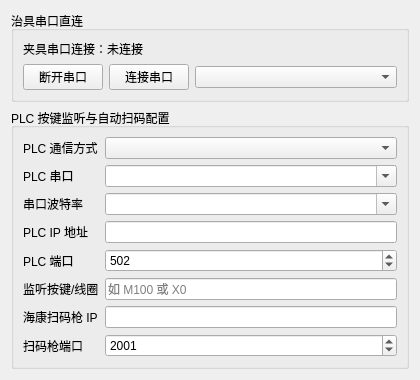
Old version of the form platform/settings/widgets/fixture_uart.ui in the repository yuhuang163/test.
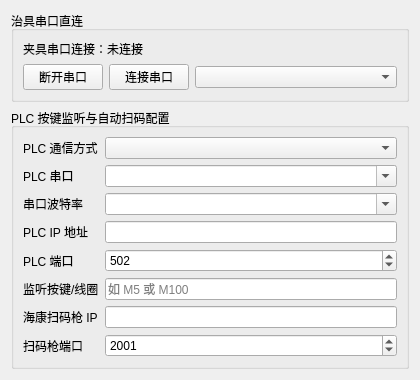
New version of the form.

```diff
--- a/platform/settings/widgets/fixture_uart.ui
+++ b/platform/settings/widgets/fixture_uart.ui
@@ -141,7 +141,7 @@
         <item row="5" column="1">
          <widget class="QLineEdit" name="plcWaitAddressLineEdit">
           <property name="placeholderText">
-           <string>如 M100 或 X0</string>
+           <string>如 M5 或 M100</string>
           </property>
          </widget>
         </item>
```
